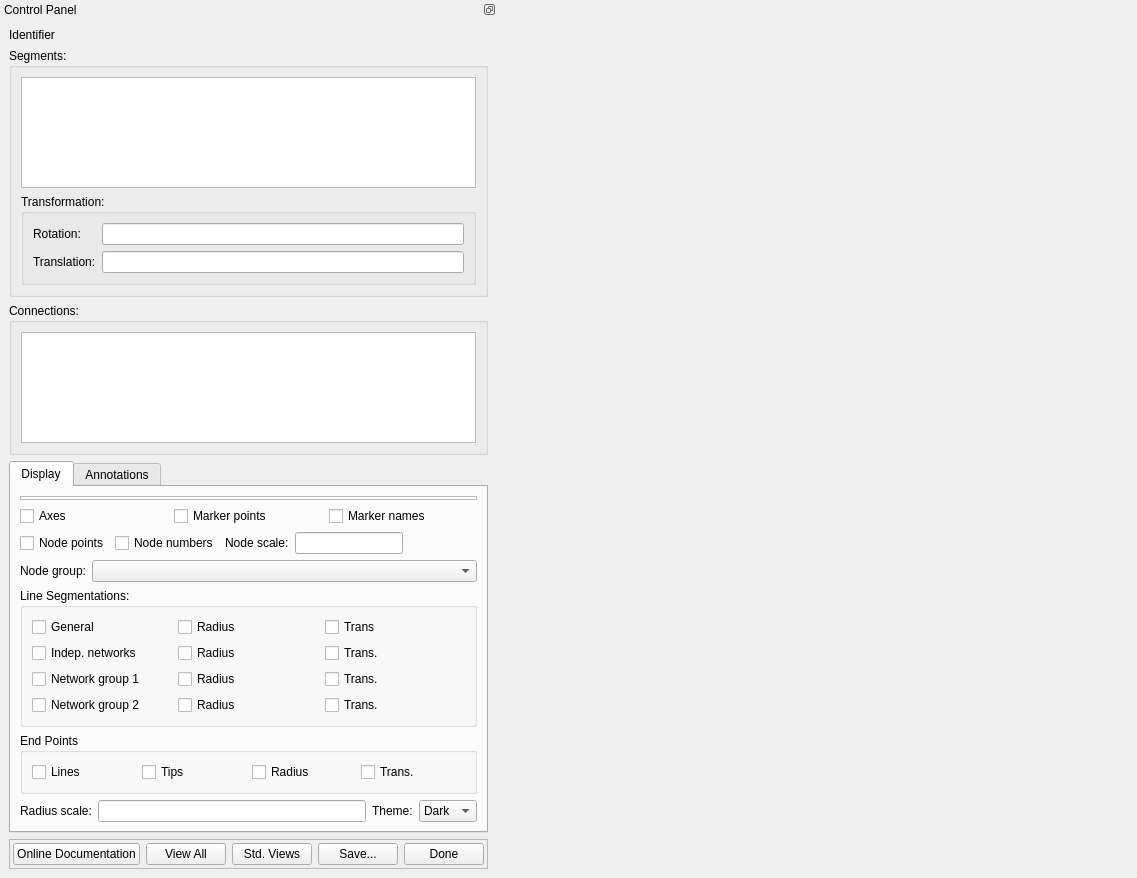
This is mapclientplugins/segmentationstitcherstep/qt/segmentationstitcherwidget.ui in rchristie/mapclientplugins.segmentationstitcherstep as Qt 5 draws it before an edit. The edited form follows.
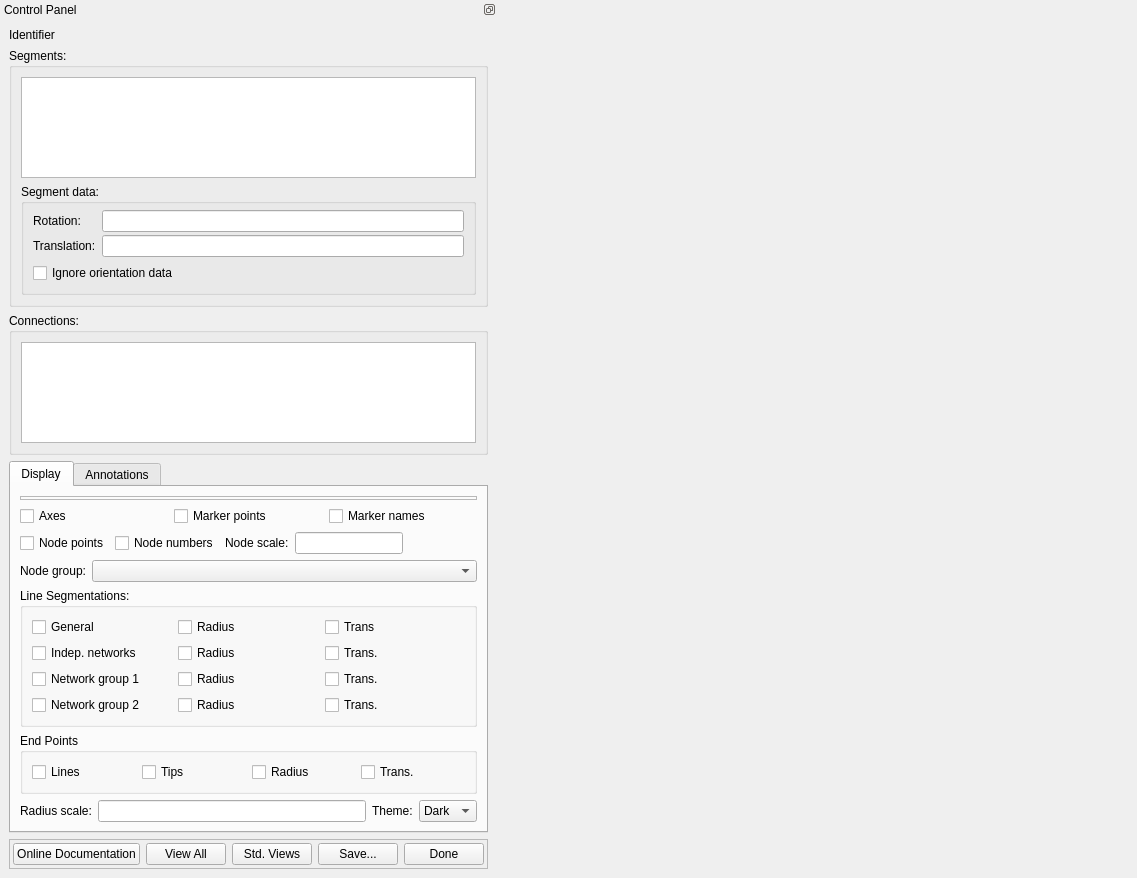
This is the edited form. Custom widgets are drawn as their Qt base class.

Commit message: Add UI for segment ignore orientation

Patch:
```diff
--- a/mapclientplugins/segmentationstitcherstep/qt/segmentationstitcherwidget.ui
+++ b/mapclientplugins/segmentationstitcherstep/qt/segmentationstitcherwidget.ui
@@ -110,11 +110,38 @@
              </sizepolicy>
             </property>
             <property name="title">
-             <string>Transformation:</string>
+             <string>Segment data:</string>
             </property>
-            <layout class="QFormLayout" name="formLayout">
-             <property name="fieldGrowthPolicy">
-              <enum>QFormLayout::FieldGrowthPolicy::AllNonFixedFieldsGrow</enum>
+            <layout class="QVBoxLayout" name="verticalLayout_3">
+             <property name="spacing">
+              <number>6</number>
+             </property>
+             <property name="topMargin">
+              <number>6</number>
+             </property>
+             <item>
+              <widget class="QFrame" name="segmentTransformation_frame">
+               <property name="frameShape">
+                <enum>QFrame::Shape::NoFrame</enum>
+               </property>
+               <property name="frameShadow">
+                <enum>QFrame::Shadow::Plain</enum>
+               </property>
+               <layout class="QFormLayout" name="formLayout_6">
+                <property name="verticalSpacing">
+                 <number>3</number>
+                </property>
+                <property name="leftMargin">
+                 <number>0</number>
+                </property>
+                <property name="topMargin">
+                 <number>0</number>
+                </property>
+                <property name="rightMargin">
+                 <number>0</number>
+                </property>
+                <property name="bottomMargin">
+                 <number>0</number>
              </property>
              <item row="1" column="0">
               <widget class="QLabel" name="segmentRotation_label">
@@ -130,17 +157,30 @@
                </property>
               </widget>
              </item>
-             <item row="2" column="0">
+                <item row="4" column="0">
               <widget class="QLabel" name="segmentTranslation_label">
                <property name="text">
                 <string>Translation:</string>
                </property>
               </widget>
              </item>
-             <item row="2" column="1">
+                <item row="4" column="1">
               <widget class="QLineEdit" name="segmentTranslation_lineEdit">
                <property name="toolTip">
                 <string>&lt;html&gt;&lt;head/&gt;&lt;body&gt;&lt;p&gt;Translation in x, y, z for the selected segment above.&lt;/p&gt;&lt;p&gt;To set interactively: with the mouse points in the graphics area, hold down the A-key and middle mouse button and drag to translate.&lt;/p&gt;&lt;/body&gt;&lt;/html&gt;</string>
+                  </property>
+                 </widget>
+                </item>
+               </layout>
+              </widget>
+             </item>
+             <item>
+              <widget class="QCheckBox" name="segmentIgnoreOrientation_checkBox">
+               <property name="toolTip">
+                <string>&lt;html&gt;&lt;head/&gt;&lt;body&gt;&lt;p&gt;Tick this if the orientation data for this segment is incorrect. This puts it into the 'orientation ignore' annotation group so later workflow steps can ignore it.&lt;/p&gt;&lt;/body&gt;&lt;/html&gt;</string>
+               </property>
+               <property name="text">
+                <string>Ignore orientation data</string>
                </property>
               </widget>
              </item>
```
Left out of the diff: 2 changed lines with no effect on the pictures. Lines whose indentation alone changed are shown as unchanged. The commit also changes 2 other files.
